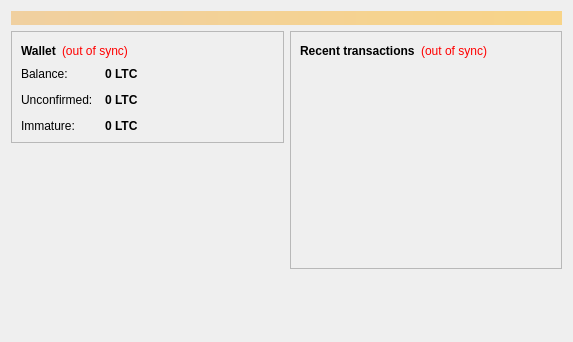
First picture: the form in src/qt/forms/overviewpage.ui, repository Incoin/incoin, before the edit.
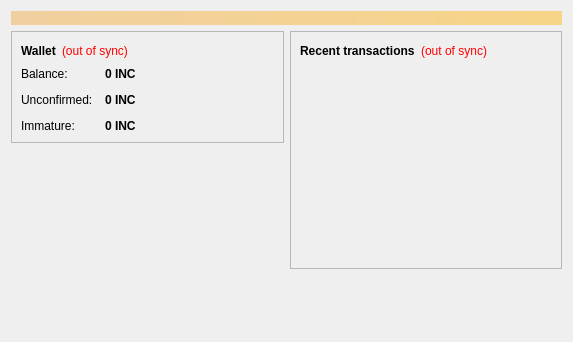
Second picture: the form after the edit.

```diff
--- a/src/qt/forms/overviewpage.ui
+++ b/src/qt/forms/overviewpage.ui
@@ -122,7 +122,7 @@
                <string>Your current balance</string>
               </property>
               <property name="text">
-               <string notr="true">0 LTC</string>
+               <string notr="true">0 INC</string>
               </property>
               <property name="textInteractionFlags">
                <set>Qt::LinksAccessibleByMouse|Qt::TextSelectableByKeyboard|Qt::TextSelectableByMouse</set>
@@ -151,7 +151,7 @@
                <string>Total of transactions that have yet to be confirmed, and do not yet count toward the current balance</string>
               </property>
               <property name="text">
-               <string notr="true">0 LTC</string>
+               <string notr="true">0 INC</string>
               </property>
               <property name="textInteractionFlags">
                <set>Qt::LinksAccessibleByMouse|Qt::TextSelectableByKeyboard|Qt::TextSelectableByMouse</set>
@@ -177,7 +177,7 @@
                <string>Mined balance that has not yet matured</string>
               </property>
               <property name="text">
-               <string notr="true">0 LTC</string>
+               <string notr="true">0 INC</string>
               </property>
               <property name="textInteractionFlags">
                <set>Qt::LinksAccessibleByMouse|Qt::TextSelectableByKeyboard|Qt::TextSelectableByMouse</set>
```
Left out of the diff: 4 changed lines with no effect on the pictures.
